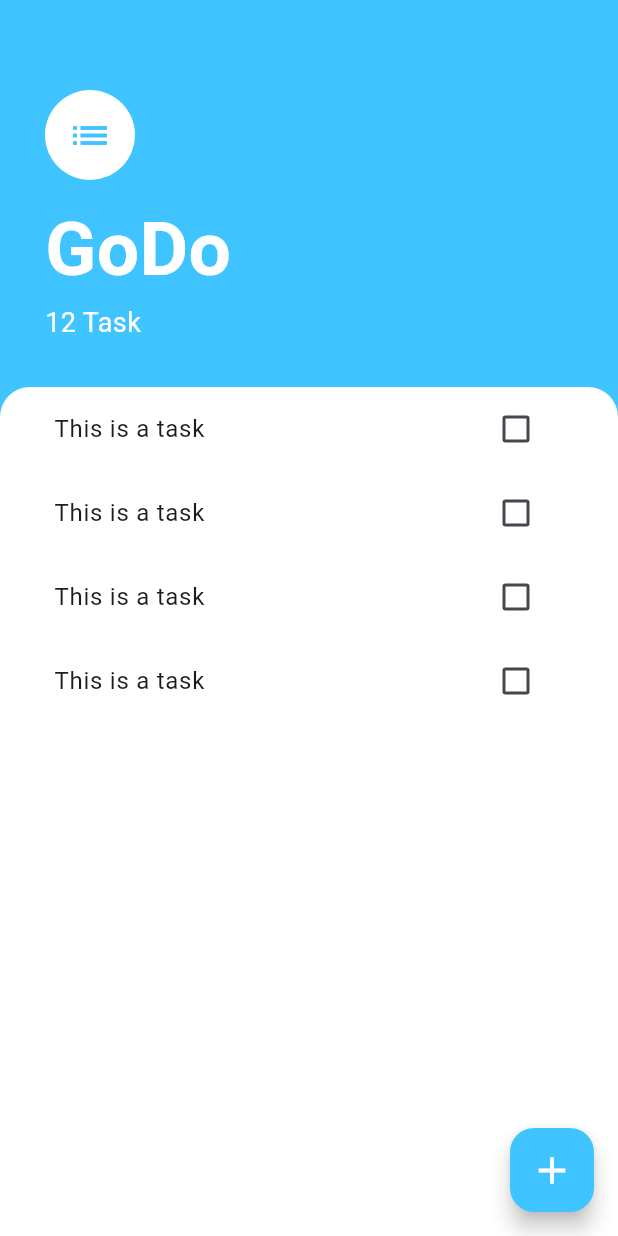
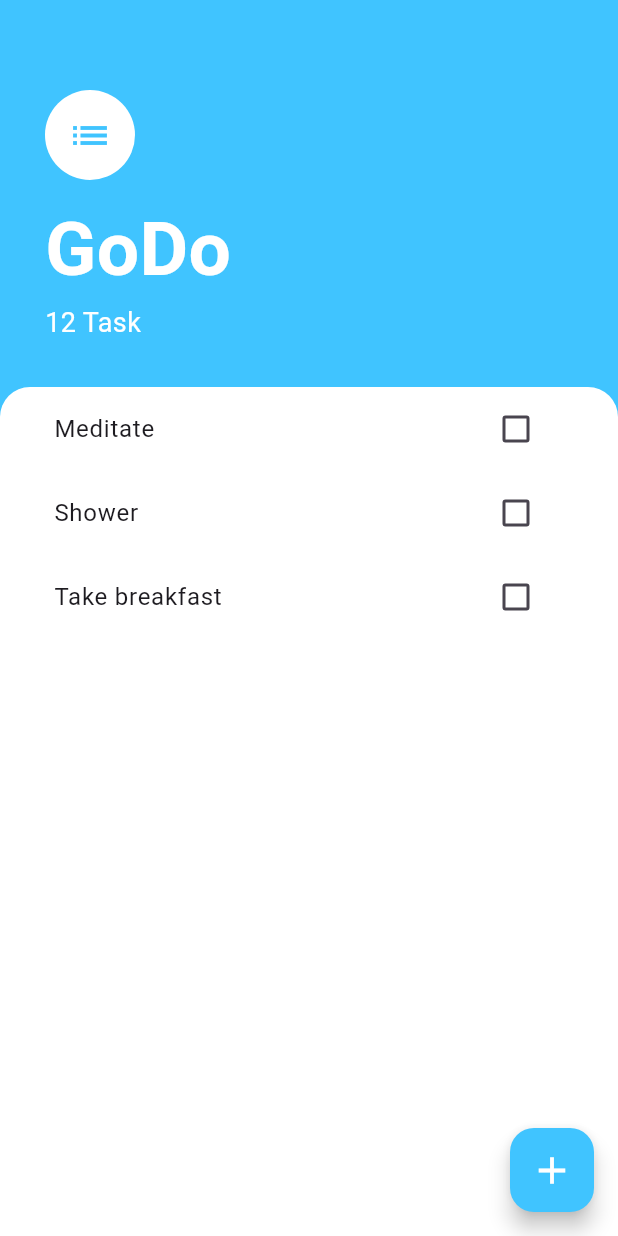
Before and after one commit to mukwambo/to-do, a Flutter app: the screen it shows after launch, on a phone screen of 412 x 824 dp. Run offline on Flutter 3.47's test engine with Material 3 defaults, Android fonts, the phone set to English and light mode, and no system bars.

Commit message:
Added a list view builder to automatically add the number of tasks to the list view depending on the length of number of tasks

```diff
--- /dev/null
+++ b/lib/models/task.dart
@@ -0,0 +1,9 @@
+class Task {
+  late final String name;
+  bool isDone;
+  Task({required this.name, this.isDone = false});
+
+  void toggleDone() {
+    isDone = !isDone;
+  }
+}
--- a/lib/widgets/task_check_box.dart
+++ /dev/null
@@ -1,17 +0,0 @@
-import 'package:flutter/material.dart';
-
-class TaskCheckbox extends StatelessWidget {
-  const TaskCheckbox(
-      {super.key, required this.checkboxState, required this.checkboxChanged});
-  final bool checkboxState;
-  final ValueChanged<bool?> checkboxChanged;
-
-  @override
-  Widget build(BuildContext context) {
-    return Checkbox(
-      activeColor: Colors.lightBlueAccent,
-      value: checkboxState,
-      onChanged: checkboxChanged,
-    );
-  }
-}
--- a/lib/widgets/task_tile.dart
+++ b/lib/widgets/task_tile.dart
@@ -1,34 +1,31 @@
 import 'package:flutter/material.dart';
-import 'package:to_do_list/widgets/task_check_box.dart';
 
-class TaskTile extends StatefulWidget {
-  const TaskTile({super.key});
-
-  @override
-  State<TaskTile> createState() => _TaskTileState();
-}
-
-class _TaskTileState extends State<TaskTile> {
-  bool isChecked = false;
-
-  void checkboxCallBack(bool? checkboxState) {
-    setState(() {
-      isChecked = checkboxState!;
-    });
-  }
+class TaskTile extends StatelessWidget {
+  const TaskTile({
+    super.key,
+    required this.taskTitle,
+    required this.isChecked,
+    required this.checkboxCallback,
+  });
+  final bool isChecked;
+  final String taskTitle;
+  final ValueChanged<bool?>? checkboxCallback;
 
   @override
   Widget build(BuildContext context) {
     return ListTile(
       title: Text(
-        'This is a task',
+        taskTitle,
         style: TextStyle(
           decoration: isChecked ? TextDecoration.lineThrough : null,
         ),
       ),
-      trailing: TaskCheckbox(
-        checkboxState: isChecked,
-        checkboxChanged: checkboxCallBack,
+      trailing: Checkbox(
+        activeColor: Colors.lightBlueAccent,
+        value: isChecked,
+        onChanged: checkboxCallback,
+
+        // onChanged: checkboxChanged,
       ),
     );
   }
--- a/lib/widgets/tasks_list.dart
+++ b/lib/widgets/tasks_list.dart
@@ -1,20 +1,38 @@
 import 'package:flutter/material.dart';
+import '../models/task.dart';
 import 'task_tile.dart';
 
-class TasksList extends StatelessWidget {
+class TasksList extends StatefulWidget {
   const TasksList({
     super.key,
   });
 
   @override
+  State<TasksList> createState() => _TasksListState();
+}
+
+class _TasksListState extends State<TasksList> {
+  List<Task> tasks = [
+    Task(name: 'Meditate'),
+    Task(name: 'Shower'),
+    Task(name: 'Take breakfast'),
+  ];
+
+  @override
   Widget build(BuildContext context) {
-    return ListView(
-      children: const [
-        TaskTile(),
-        TaskTile(),
-        TaskTile(),
-        TaskTile(),
-      ],
+    return ListView.builder(
+      itemBuilder: (context, index) {
+        return TaskTile(
+          taskTitle: tasks[index].name,
+          isChecked: tasks[index].isDone,
+          checkboxCallback: (checkboxState) {
+            setState(() {
+              tasks[index].toggleDone();
+            });
+          },
+        );
+      },
+      itemCount: tasks.length,
     );
   }
 }
```
